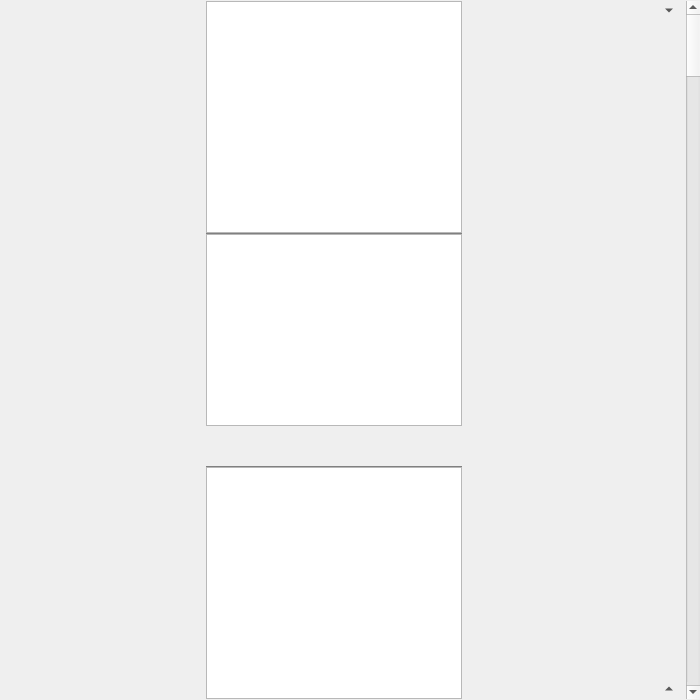
The window that src/texttab.ui (inniyah/plume-creator) describes before a commit, drawn with Qt 5.
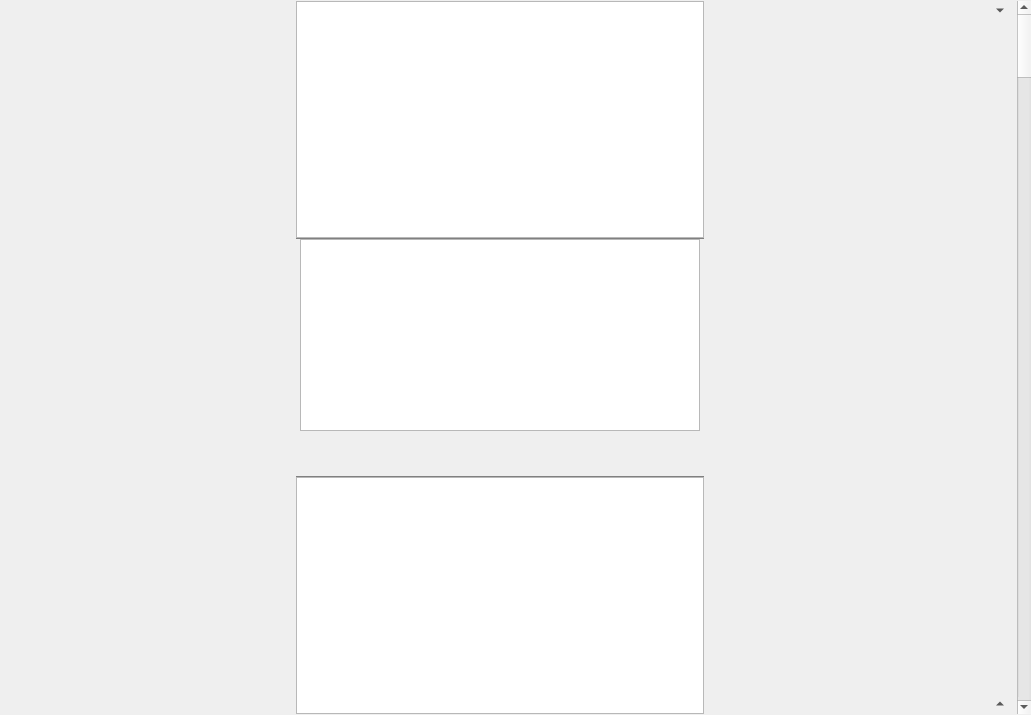
The same window after the commit. Custom widgets are drawn as their Qt base class.

What changed in the file:
```diff
--- a/src/texttab.ui
+++ b/src/texttab.ui
@@ -6,10 +6,16 @@
    <rect>
     <x>0</x>
     <y>0</y>
-    <width>700</width>
-    <height>700</height>
+    <width>1031</width>
+    <height>715</height>
    </rect>
   </property>
+  <property name="minimumSize">
+   <size>
+    <width>500</width>
+    <height>0</height>
+   </size>
+  </property>
   <property name="mouseTracking">
    <bool>true</bool>
   </property>
@@ -244,7 +250,7 @@
        <property name="spacing">
         <number>0</number>
        </property>
-       <item row="1" column="0">
+       <item row="1" column="1">
         <widget class="SlimFindReplace" name="findReplace" native="true">
          <property name="sizePolicy">
           <sizepolicy hsizetype="Expanding" vsizetype="Expanding">
@@ -254,14 +260,7 @@
          </property>
         </widget>
        </item>
-       <item row="0" column="0">
-        <widget class="TextZone" name="textZone">
-         <property name="horizontalScrollBarPolicy">
-          <enum>Qt::ScrollBarAlwaysOff</enum>
-         </property>
-        </widget>
-       </item>
-       <item row="0" column="1" rowspan="2">
+       <item row="0" column="3" rowspan="2">
         <spacer name="verticalSpacer_3">
          <property name="orientation">
           <enum>Qt::Vertical</enum>
@@ -274,6 +273,39 @@
          </property>
         </spacer>
        </item>
+       <item row="0" column="1">
+        <widget class="TextZone" name="textZone">
+         <property name="minimumSize">
+          <size>
+           <width>400</width>
+           <height>0</height>
+          </size>
+         </property>
+         <property name="horizontalScrollBarPolicy">
+          <enum>Qt::ScrollBarAlwaysOff</enum>
+         </property>
+        </widget>
+       </item>
+       <item row="0" column="2" rowspan="2">
+        <widget class="SizeHandle" name="rightHandle" native="true">
+         <property name="minimumSize">
+          <size>
+           <width>4</width>
+           <height>0</height>
+          </size>
+         </property>
+        </widget>
+       </item>
+       <item row="0" column="0" rowspan="2">
+        <widget class="SizeHandle" name="leftHandle" native="true">
+         <property name="minimumSize">
+          <size>
+           <width>4</width>
+           <height>0</height>
+          </size>
+         </property>
+        </widget>
+       </item>
       </layout>
      </widget>
      <widget class="TextZone" name="nextTextZone">
@@ -301,6 +333,12 @@
    <header location="global">slimfindreplace.h</header>
    <container>1</container>
   </customwidget>
+  <customwidget>
+   <class>SizeHandle</class>
+   <extends>QWidget</extends>
+   <header location="global">sizehandle.h</header>
+   <container>1</container>
+  </customwidget>
  </customwidgets>
  <resources/>
  <connections/>
```
Left out of the diff: 2 changed lines with no effect on the pictures.
